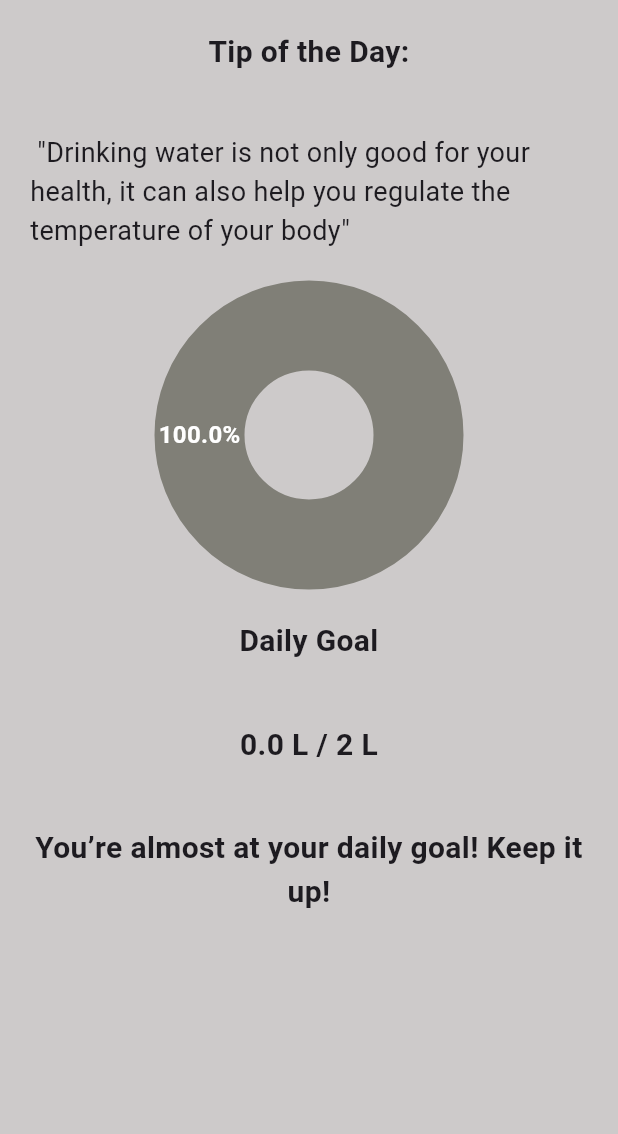
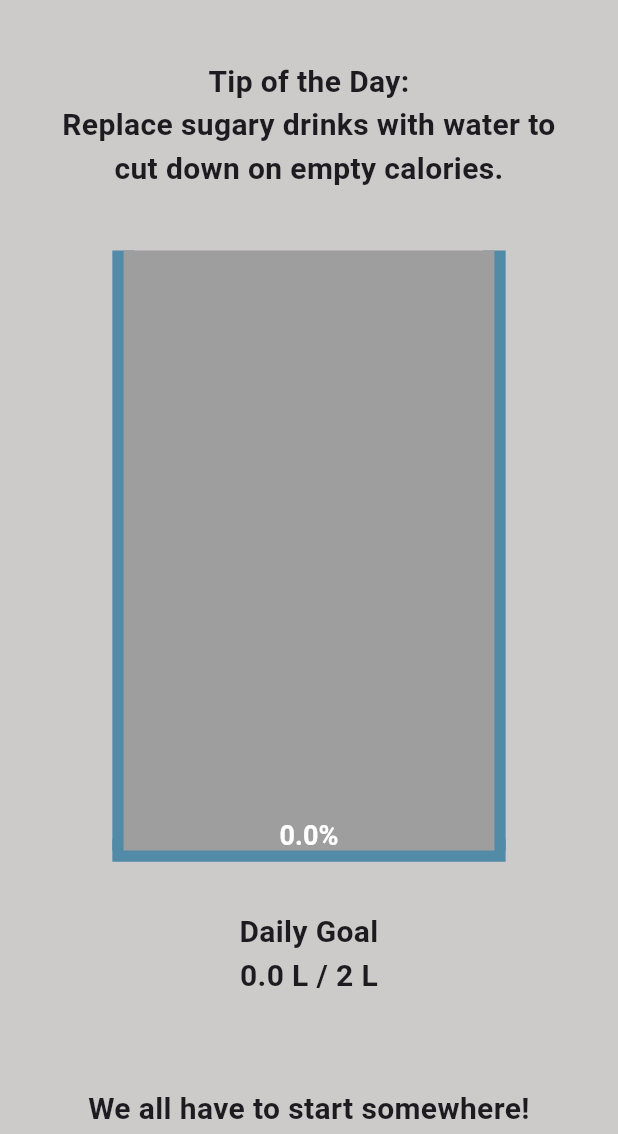
Before and after one commit to Oni67/WaterUp, a Flutter app: the Graph screen opened directly, on a phone screen of 412 x 824 dp, the part 102-1236 px from its top. Run offline on Flutter 3.47's test engine with Material 3 defaults, Android fonts, the phone set to English and light mode, and no system bars; drawn by our look-alikes of fl_chart; our stand-ins replace cloud_firestore, firebase_auth, firebase_core, firebase_storage, image_picker; accounts and stored records are empty.

Commit message:
Updated dashboard

```diff
--- /dev/null
+++ b/waterup/lib/components/circularmeter.dart
@@ -0,0 +1,130 @@
+import 'package:flutter/material.dart';
+
+class WaterProgressBar extends StatelessWidget {
+  final double progress;
+  final double size;
+  final Color backgroundColor;
+  final Color fillColor;
+  final TextStyle textStyle;
+
+  WaterProgressBar({
+    required this.progress,
+    this.size = 100.0,
+    this.backgroundColor = Colors.grey,
+    this.fillColor = Colors.blue,
+    this.textStyle = const TextStyle(color: Colors.white, fontSize: 18.0, fontWeight: FontWeight.bold),
+  });
+
+  @override
+  Widget build(BuildContext context) {
+    return CustomPaint(
+      size: Size(size, size * 4),
+      painter: _WaterProgressBarPainter(
+        progress: progress,
+        backgroundColor: backgroundColor,
+        fillColor: fillColor,
+        textStyle: textStyle,
+      ),
+    );
+  }
+}
+
+class _WaterProgressBarPainter extends CustomPainter {
+  final double progress;
+  final Color backgroundColor;
+  final Color fillColor;
+  final TextStyle textStyle;
+
+  _WaterProgressBarPainter({
+    required this.progress,
+    required this.backgroundColor,
+    required this.fillColor,
+    required this.textStyle,
+  });
+
+  @override
+  void paint(Canvas canvas, Size size) {
+    Paint bgPaint = Paint()
+      ..color = backgroundColor
+      ..style = PaintingStyle.fill;
+
+    Paint fillPaint = Paint()
+      ..color = fillColor
+      ..style = PaintingStyle.fill;
+
+    Paint linePaint = Paint()
+      ..color = const Color.fromARGB(255, 82, 139, 168)
+      ..strokeWidth = 15.0;
+
+    double centerX = size.width / 2;
+    double centerY = size.height;
+    double barWidth = size.width * 0.6;
+    double barHeight = size.height * progress / 100;
+
+    // Left line
+    canvas.drawLine(
+      Offset(centerX - barWidth / 2, 0),
+      Offset(centerX - barWidth / 2, centerY),
+      linePaint,
+    );
+
+    // Right line
+    canvas.drawLine(
+      Offset(centerX + barWidth / 2, 0),
+      Offset(centerX + barWidth / 2, centerY),
+      linePaint,
+    );
+
+    // Bottom line
+    canvas.drawLine(
+      Offset(centerX - (barWidth + 15) / 2, centerY),
+      Offset(centerX + (barWidth + 15)/ 2, centerY),
+      linePaint,
+    );
+
+    // Grey rectangle
+    canvas.drawRect(
+      Rect.fromLTWH(
+        centerX - barWidth / 2,
+        0,
+        barWidth,
+        centerY,
+      ),
+      bgPaint,
+    );
+
+    // Water rectangle
+    canvas.drawRect(
+      Rect.fromLTWH(
+        centerX - barWidth / 2,
+        centerY - barHeight,
+        barWidth,
+        barHeight,
+      ),
+      fillPaint,
+    );
+
+    // Text
+    TextSpan span = TextSpan(
+      text: '${progress.toStringAsFixed(1)}%',
+      style: textStyle,
+    );
+
+    TextPainter tp = TextPainter(
+      text: span,
+      textAlign: TextAlign.center,
+      textDirection: TextDirection.ltr,
+    );
+
+    tp.layout();
+    tp.paint(
+      canvas,
+      Offset(centerX - tp.width / 2, centerY - barHeight - tp.height),
+    );
+  }
+
+  @override
+  bool shouldRepaint(covariant CustomPainter oldDelegate) {
+    return true;
+  }
+}
--- /dev/null
+++ b/waterup/lib/components/motivationalmessages.dart
@@ -0,0 +1,41 @@
+import 'package:flutter/material.dart';
+
+class MotivationalMessage extends StatelessWidget {
+  final List<double> percentages;
+
+  MotivationalMessage({required this.percentages});
+
+  String getMotivationalMessage(double percentage) {
+    if (percentage == 0) {
+      return "We all have to start somewhere!";
+    } else if (percentage < 30) {
+      return "You're off to a great start!";
+    } else if (percentage < 70) {
+      return "Keep up the good work!";
+    } else if (percentage < 100) {
+      return "You're almost there! Keep pushing!";
+    } else {
+      return "You've reached your goal! Congratulations!";
+    }
+  }
+
+  @override
+  Widget build(BuildContext context) {
+    double currentPercentage = percentages.isNotEmpty ? percentages[0] : 0.0;
+    String motivationalMessage = getMotivationalMessage(currentPercentage);
+
+    return Center(
+      child: Padding(
+        padding: EdgeInsets.all(20.0),
+        child: Text(
+          motivationalMessage,
+          textAlign: TextAlign.center,
+          style: const TextStyle(
+            fontWeight: FontWeight.bold,
+            fontSize: 20.0,
+          ),
+        ),
+      ),
+    );
+  }
+}
--- a/waterup/lib/components/pie_graph.dart
+++ /dev/null
@@ -1,52 +0,0 @@
-import 'package:flutter/material.dart';
-import 'package:fl_chart/fl_chart.dart';
-import 'dart:math';
-
-class PieGraph extends StatelessWidget {
-  final List<double> data;
-  final List<Color> predefinedColors = [
-    const Color.fromARGB(255, 2, 132, 238),
-  ];
-
-  final Color lastElementColor = Color.fromARGB(255, 128, 127, 119); // Set the color for the last element
-  final Random random = Random();
-
-  PieGraph(this.data, {Key? key}) : super(key: key);
-
-  Color getColorForIndex(int index) {
-    if (index == data.length - 1) {
-      return lastElementColor; // Use the last element color for the last index
-    } else {
-      return predefinedColors[index % predefinedColors.length];
-    }
-  }
-
-  @override
-  Widget build(BuildContext context) {
-    return AspectRatio(
-      aspectRatio: 2,
-      child: PieChart(PieChartData(
-        borderData: FlBorderData(
-          show: false,
-        ),
-        sections: data
-            .asMap()
-            .entries
-            .map(
-              (entry) => PieChartSectionData(
-                color: getColorForIndex(entry.key),
-                value: entry.value,
-                title: '${entry.value}%', // Convert the double value to a string
-                radius: 60,
-                titleStyle: const TextStyle(
-                  fontSize: 16,
-                  fontWeight: FontWeight.bold,
-                  color: Color(0xffffffff),
-                ),
-              ),
-            )
-            .toList(),
-      )),
-    );
-  }
-}
--- /dev/null
+++ b/waterup/lib/components/tipofday.dart
@@ -0,0 +1,49 @@
+import 'package:flutter/material.dart';
+import 'package:intl/intl.dart';
+
+class WaterIntakeTip extends StatelessWidget {
+
+  WaterIntakeTip();
+
+  String getTipOfTheDay(String day) {
+    switch (day) {
+      case 'Sunday':
+        return "Remember to drink water before and after exercise to stay hydrated.";
+      case 'Monday':
+        return "Replace sugary drinks with water to cut down on empty calories.";
+      case 'Tuesday':
+        return "Keep a reusable water bottle with you throughout the day for easy access.";
+      case 'Wednesday':
+        return "Try adding slices of lemon, cucumber, or mint to your water for flavor without added sugar.";
+      case 'Thursday':
+        return "Set reminders on your phone or use an app to track your water intake throughout the day.";
+      case 'Friday':
+        return "Drink a glass of water as soon as you wake up to kickstart your metabolism.";
+      case 'Saturday':
+        return "Listen to your body's cues – drink water when you feel thirsty.";
+      default:
+        return "Remember to stay hydrated and drink plenty of water every day!";
+    }
+  }
+
+  @override
+  Widget build(BuildContext context) {
+    DateTime date = DateTime.now();
+    String dateFormat = DateFormat('EEEE').format(date);
+    String tipOfTheDay = getTipOfTheDay(dateFormat);
+
+    return Center(
+      child: Padding(
+        padding: EdgeInsets.all(20.0),
+        child: Text(
+          'Tip of the Day:\n$tipOfTheDay',
+          textAlign: TextAlign.center,
+          style: const TextStyle(
+            fontWeight: FontWeight.bold,
+            fontSize: 20.0,
+          ),
+        ),
+      ),
+    );
+  }
+}
--- a/waterup/lib/pages/dashboard.dart
+++ b/waterup/lib/pages/dashboard.dart
@@ -1,4 +1,6 @@
-import 'package:waterup/components/pie_graph.dart';
+import 'package:waterup/components/circularmeter.dart';
+import 'package:waterup/components/motivationalmessages.dart';
+import 'package:waterup/components/tipofday.dart';
 import 'package:flutter/material.dart';
 import 'package:waterup/pages/start.dart';
 import 'package:waterup/backend/orçamentos.dart';
@@ -74,38 +76,21 @@ class GraphComponent extends State<Graph> {
               child: Column(
                 crossAxisAlignment: CrossAxisAlignment.stretch,
                 children: [
-                  const Center(
+                  Center(
                     child: Padding(
-                      padding: EdgeInsets.all(20.0),
-                      child: Text(
-                        'Tip of the Day:',
-                        textAlign: TextAlign.center,
-                        style: TextStyle(
-                          fontWeight: FontWeight.bold,
-                          fontSize: 20.0,
-                        ),
-                      ),
+                      padding: const EdgeInsets.all(20.0),
+                      child: WaterIntakeTip(),
                     ),
                   ),
-                  const Center(
+                  WaterProgressBar(progress: percentages[0]),
+                  const SizedBox(height: 20),
+                  Center(
                     child: Padding(
-                      padding: EdgeInsets.all(20.0),
+                      padding: const EdgeInsets.all(20.0),
                       child: Text(
-                        ' "Drinking water is not only good for your health, it can also help you regulate the temperature of your body" ',
-                        style: TextStyle(
-                          fontSize: 18.0,
-                        ),
-                      ),
-                    ),
-                  ),
-                  PieGraph(percentages),
-                  const Center(
-                    child: Padding(
-                      padding: EdgeInsets.all(20.0),
-                      child: Text(
-                        'Daily Goal',
+                        'Daily Goal\n$water L / 2 L',
                         textAlign: TextAlign.center,
-                        style: TextStyle(
+                        style: const TextStyle(
                           fontWeight: FontWeight.bold,
                           fontSize: 20.0,
                         ),
@@ -115,27 +100,7 @@ class GraphComponent extends State<Graph> {
                   Center(
                     child: Padding(
                       padding: const EdgeInsets.all(20.0),
-                      child: Text(
-                        '$water L / 2 L',
-                        textAlign: TextAlign.center,
-                        style: const TextStyle(
-                          fontWeight: FontWeight.bold,
-                          fontSize: 20.0,
-                        ),
-                      ),
-                    ),
-                  ),
-                  const Center(
-                    child: Padding(
-                      padding: EdgeInsets.all(20.0),
-                      child: Text(
-                        'You’re almost at your daily goal! Keep it up!',
-                        textAlign: TextAlign.center,
-                        style: TextStyle(
-                          fontWeight: FontWeight.bold,
-                          fontSize: 20.0,
-                        ),
-                      ),
+                      child: MotivationalMessage(percentages: percentages),
                     ),
                   ),
                 ],
```
